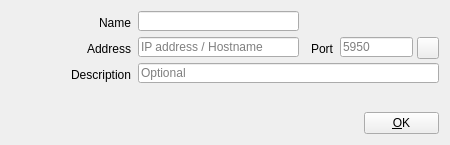
Old version of the form src/Widgets/TriCasterDeviceDialog.ui in the repository CasparCG/client.
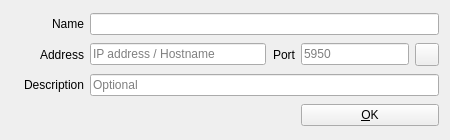
New version of the form. Icons and pictures are not drawn.

Commit message: Simplify layout of assorted widgets

```diff
--- a/src/Widgets/TriCasterDeviceDialog.ui
+++ b/src/Widgets/TriCasterDeviceDialog.ui
@@ -7,81 +7,25 @@
     <x>0</x>
     <y>0</y>
     <width>450</width>
-    <height>145</height>
+    <height>140</height>
    </rect>
   </property>
-  <property name="minimumSize">
-   <size>
-    <width>450</width>
-    <height>145</height>
-   </size>
-  </property>
-  <property name="maximumSize">
-   <size>
-    <width>450</width>
-    <height>145</height>
-   </size>
-  </property>
   <property name="windowTitle">
    <string>New TriCaster Mixer</string>
   </property>
-  <widget class="QLabel" name="labelDescription">
-   <property name="geometry">
-    <rect>
-     <x>60</x>
-     <y>67</y>
-     <width>71</width>
-     <height>16</height>
-    </rect>
-   </property>
+  <layout class="QGridLayout" name="gridLayout">
+   <item row="0" column="1">
+    <widget class="QLabel" name="labelDeviceName">
    <property name="text">
-    <string>Description</string>
+      <string>Name</string>
    </property>
    <property name="alignment">
     <set>Qt::AlignRight|Qt::AlignTrailing|Qt::AlignVCenter</set>
    </property>
   </widget>
-  <widget class="QPushButton" name="pushButtonOk">
-   <property name="geometry">
-    <rect>
-     <x>364</x>
-     <y>112</y>
-     <width>75</width>
-     <height>22</height>
-    </rect>
-   </property>
-   <property name="focusPolicy">
-    <enum>Qt::NoFocus</enum>
-   </property>
-   <property name="text">
-    <string>&amp;OK</string>
-   </property>
-   <property name="shortcut">
-    <string>Alt+O</string>
-   </property>
-  </widget>
-  <widget class="QLineEdit" name="lineEditAddress">
-   <property name="geometry">
-    <rect>
-     <x>138</x>
-     <y>37</y>
-     <width>161</width>
-     <height>20</height>
-    </rect>
-   </property>
-   <property name="placeholderText">
-    <string>IP address / Hostname</string>
-   </property>
-  </widget>
+   </item>
+   <item row="1" column="1">
   <widget class="QLabel" name="labelAddress">
-   <property name="geometry">
-    <rect>
-     <x>80</x>
-     <y>41</y>
-     <width>51</width>
-     <height>16</height>
-    </rect>
-   </property>
    <property name="text">
     <string>Address</string>
    </property>
@@ -89,15 +33,16 @@
     <set>Qt::AlignRight|Qt::AlignTrailing|Qt::AlignVCenter</set>
    </property>
   </widget>
+   </item>
+   <item row="1" column="2">
+    <widget class="QLineEdit" name="lineEditAddress">
+     <property name="placeholderText">
+      <string>IP address / Hostname</string>
+     </property>
+    </widget>
+   </item>
+   <item row="1" column="3">
   <widget class="QLabel" name="labelPort">
-   <property name="geometry">
-    <rect>
-     <x>302</x>
-     <y>39</y>
-     <width>31</width>
-     <height>20</height>
-    </rect>
-   </property>
    <property name="text">
     <string>Port</string>
    </property>
@@ -105,27 +50,14 @@
     <set>Qt::AlignRight|Qt::AlignTrailing|Qt::AlignVCenter</set>
    </property>
   </widget>
-  <widget class="QLineEdit" name="lineEditDescription">
-   <property name="geometry">
-    <rect>
-     <x>138</x>
-     <y>63</y>
-     <width>301</width>
-     <height>20</height>
-    </rect>
-   </property>
-   <property name="placeholderText">
-    <string>Optional</string>
-   </property>
-  </widget>
+   </item>
+   <item row="1" column="4">
   <widget class="QLineEdit" name="lineEditPort">
-   <property name="geometry">
-    <rect>
-     <x>340</x>
-     <y>37</y>
-     <width>73</width>
-     <height>20</height>
-    </rect>
+     <property name="sizePolicy">
+      <sizepolicy hsizetype="Maximum" vsizetype="Fixed">
+       <horstretch>0</horstretch>
+       <verstretch>0</verstretch>
+      </sizepolicy>
    </property>
    <property name="focusPolicy">
     <enum>Qt::ClickFocus</enum>
@@ -134,41 +66,55 @@
     <string>5950</string>
    </property>
   </widget>
-  <widget class="QLineEdit" name="lineEditDeviceName">
-   <property name="geometry">
-    <rect>
-     <x>138</x>
-     <y>11</y>
-     <width>161</width>
-     <height>20</height>
-    </rect>
-   </property>
-  </widget>
-  <widget class="QLabel" name="labelDeviceName">
-   <property name="geometry">
-    <rect>
-     <x>80</x>
-     <y>15</y>
-     <width>51</width>
-     <height>16</height>
-    </rect>
-   </property>
+   </item>
+   <item row="1" column="5">
+    <widget class="QToolButton" name="toolButtonTestConnection">
+     <property name="focusPolicy">
+      <enum>Qt::NoFocus</enum>
+     </property>
+     <property name="toolTip">
+      <string>Test Connection</string>
+     </property>
+     <property name="shortcut">
+      <string>Alt+O</string>
+     </property>
+    </widget>
+   </item>
+   <item row="0" column="2" colspan="4">
+    <widget class="QLineEdit" name="lineEditDeviceName"/>
+   </item>
+   <item row="2" column="2" colspan="4">
+    <widget class="QLineEdit" name="lineEditDescription">
+     <property name="placeholderText">
+      <string>Optional</string>
+     </property>
+    </widget>
+   </item>
+   <item row="3" column="4" colspan="2">
+    <widget class="QPushButton" name="pushButtonOk">
+     <property name="focusPolicy">
+      <enum>Qt::NoFocus</enum>
+     </property>
    <property name="text">
-    <string>Name</string>
+      <string>&amp;OK</string>
+     </property>
+     <property name="shortcut">
+      <string>Alt+O</string>
+     </property>
+    </widget>
+   </item>
+   <item row="2" column="1">
+    <widget class="QLabel" name="labelDescription">
+     <property name="text">
+      <string>Description</string>
    </property>
    <property name="alignment">
     <set>Qt::AlignRight|Qt::AlignTrailing|Qt::AlignVCenter</set>
    </property>
   </widget>
+   </item>
+   <item row="0" column="0" rowspan="3">
   <widget class="QLabel" name="labelDeviceIcon">
-   <property name="geometry">
-    <rect>
-     <x>10</x>
-     <y>13</y>
-     <width>64</width>
-     <height>64</height>
-    </rect>
-   </property>
    <property name="text">
     <string/>
    </property>
@@ -179,25 +125,8 @@
     <set>Qt::AlignCenter</set>
    </property>
   </widget>
-  <widget class="QToolButton" name="toolButtonTestConnection">
-   <property name="geometry">
-    <rect>
-     <x>417</x>
-     <y>37</y>
-     <width>22</width>
-     <height>22</height>
-    </rect>
-   </property>
-   <property name="focusPolicy">
-    <enum>Qt::NoFocus</enum>
-   </property>
-   <property name="toolTip">
-    <string>Test Connection</string>
-   </property>
-   <property name="shortcut">
-    <string>Alt+O</string>
-   </property>
-  </widget>
+   </item>
+  </layout>
  </widget>
  <tabstops>
   <tabstop>lineEditDeviceName</tabstop>
```
Lines whose indentation alone changed are shown as unchanged. The commit also changes 13 other files.
